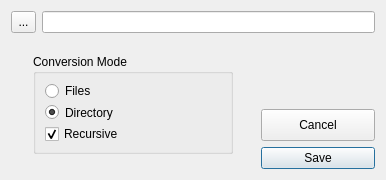
Above: source/gui/panconvert_dialog_batch.ui from apaeffgen/PanConvert before the change. Below: the same form after it.
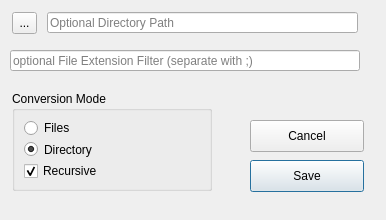
That is the form after the change.

Patch:
```diff
--- a/source/gui/panconvert_dialog_batch.ui
+++ b/source/gui/panconvert_dialog_batch.ui
@@ -7,7 +7,7 @@
     <x>0</x>
     <y>0</y>
     <width>386</width>
-    <height>180</height>
+    <height>220</height>
    </rect>
   </property>
   <property name="sizePolicy">
@@ -19,24 +19,40 @@
   <property name="minimumSize">
    <size>
     <width>386</width>
-    <height>180</height>
+    <height>220</height>
    </size>
   </property>
   <property name="maximumSize">
    <size>
     <width>386</width>
-    <height>180</height>
+    <height>220</height>
    </size>
   </property>
   <property name="windowTitle">
    <string>Batch Preferences</string>
   </property>
-  <layout class="QGridLayout" name="gridLayout">
-   <item row="0" column="1" colspan="2">
-    <widget class="QLineEdit" name="OpenPath"/>
-   </item>
-   <item row="0" column="0">
+  <widget class="QLineEdit" name="OpenPath">
+   <property name="geometry">
+    <rect>
+     <x>47</x>
+     <y>12</y>
+     <width>311</width>
+     <height>21</height>
+    </rect>
+   </property>
+   <property name="placeholderText">
+    <string>Optional Directory Path</string>
+   </property>
+  </widget>
     <widget class="QToolButton" name="Button_Open_Path">
+   <property name="geometry">
+    <rect>
+     <x>12</x>
+     <y>12</y>
+     <width>25</width>
+     <height>22</height>
+    </rect>
+   </property>
      <property name="maximumSize">
       <size>
        <width>25</width>
@@ -47,15 +63,78 @@
       <string>...</string>
      </property>
     </widget>
-   </item>
-   <item row="3" column="2">
     <widget class="QPushButton" name="ButtonSave">
+   <property name="geometry">
+    <rect>
+     <x>250</x>
+     <y>160</y>
+     <width>114</width>
+     <height>32</height>
+    </rect>
+   </property>
      <property name="text">
       <string>Save</string>
      </property>
     </widget>
-   </item>
-   <item row="1" column="0" rowspan="3" colspan="2">
+  <widget class="QPushButton" name="ButtonCancel">
+   <property name="geometry">
+    <rect>
+     <x>250</x>
+     <y>120</y>
+     <width>114</width>
+     <height>32</height>
+    </rect>
+   </property>
+   <property name="sizePolicy">
+    <sizepolicy hsizetype="Fixed" vsizetype="Fixed">
+     <horstretch>0</horstretch>
+     <verstretch>0</verstretch>
+    </sizepolicy>
+   </property>
+   <property name="minimumSize">
+    <size>
+     <width>114</width>
+     <height>32</height>
+    </size>
+   </property>
+   <property name="maximumSize">
+    <size>
+     <width>114</width>
+     <height>32</height>
+    </size>
+   </property>
+   <property name="baseSize">
+    <size>
+     <width>114</width>
+     <height>32</height>
+    </size>
+   </property>
+   <property name="text">
+    <string>Cancel</string>
+   </property>
+  </widget>
+  <widget class="QLineEdit" name="Filter">
+   <property name="geometry">
+    <rect>
+     <x>10</x>
+     <y>50</y>
+     <width>350</width>
+     <height>21</height>
+    </rect>
+   </property>
+   <property name="placeholderText">
+    <string>optional File Extension Filter (separate with ;)</string>
+   </property>
+  </widget>
+  <widget class="QWidget" name="layoutWidget">
+   <property name="geometry">
+    <rect>
+     <x>10</x>
+     <y>90</y>
+     <width>204</width>
+     <height>102</height>
+    </rect>
+   </property>
     <layout class="QGridLayout" name="gridLayout_4">
      <item row="0" column="0">
       <layout class="QHBoxLayout" name="horizontalLayout">
@@ -110,39 +189,7 @@
       </layout>
      </item>
     </layout>
-   </item>
-   <item row="2" column="2">
-    <widget class="QPushButton" name="ButtonCancel">
-     <property name="sizePolicy">
-      <sizepolicy hsizetype="Fixed" vsizetype="Fixed">
-       <horstretch>0</horstretch>
-       <verstretch>0</verstretch>
-      </sizepolicy>
-     </property>
-     <property name="minimumSize">
-      <size>
-       <width>114</width>
-       <height>32</height>
-      </size>
-     </property>
-     <property name="maximumSize">
-      <size>
-       <width>114</width>
-       <height>32</height>
-      </size>
-     </property>
-     <property name="baseSize">
-      <size>
-       <width>114</width>
-       <height>32</height>
-      </size>
-     </property>
-     <property name="text">
-      <string>Cancel</string>
-     </property>
-    </widget>
-   </item>
-  </layout>
+  </widget>
  </widget>
  <resources/>
  <connections/>
```
Lines whose indentation alone changed are shown as unchanged.
